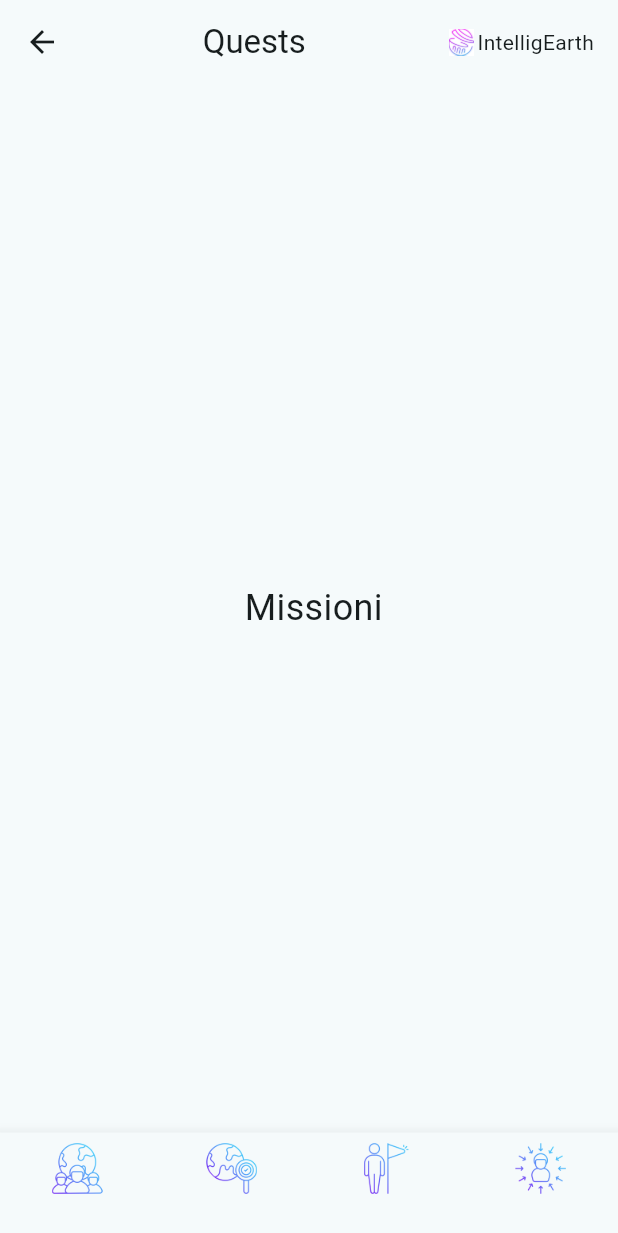
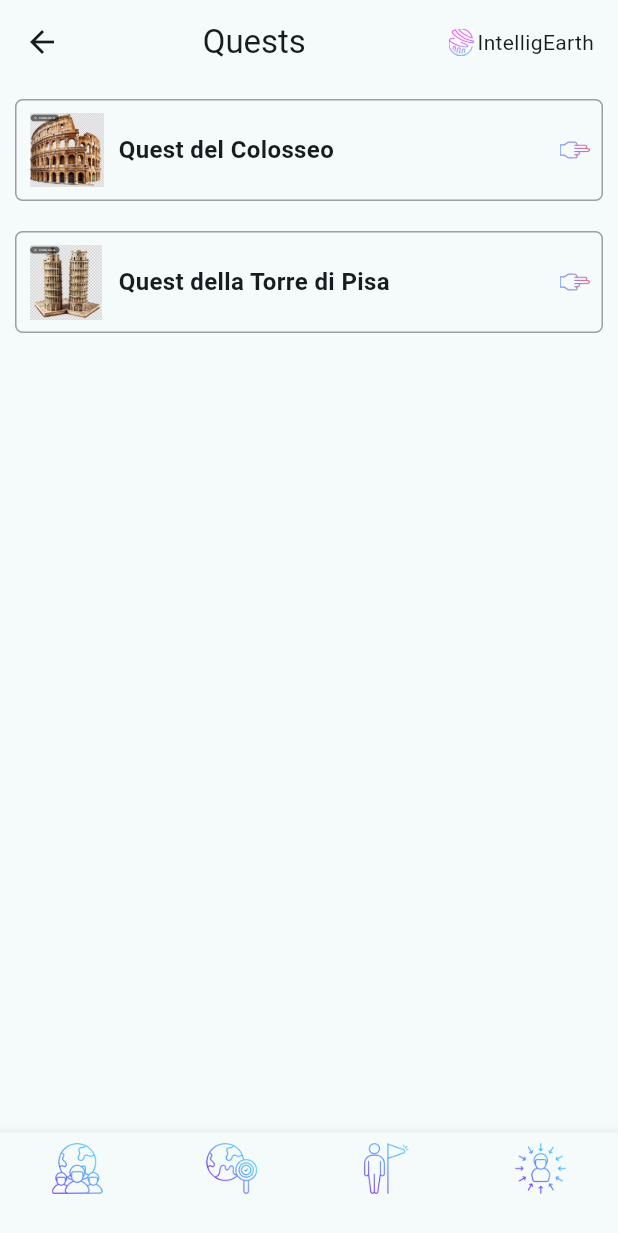
Before and after one commit to MaryRinaldi/intelligearth_mobile_app, a Flutter app: the HomeScreen screen opened by its route, item 2 of the bottom bar chosen, on a phone screen of 412 x 824 dp. Shown: the top 1233 px of the screen. Run offline on Flutter 3.47's test engine with Material 3 defaults, Android fonts, the phone set to English and light mode, and no system bars; our stand-ins replace shared_preferences; accounts and stored records are empty; network calls fail.

Commit message:
quest page initial setting

```diff
--- /dev/null
+++ b/lib/models/quest_model.dart
@@ -0,0 +1,13 @@
+class Quest {
+  final String title;
+  final String imagePath;
+  final double latitude;
+  final double longitude;
+
+  Quest({
+    required this.title,
+    required this.imagePath,
+    required this.latitude,
+    required this.longitude,
+  });
+}
--- a/lib/screens/home_screen.dart
+++ b/lib/screens/home_screen.dart
@@ -43,7 +43,7 @@ class HomeScreenState extends State<HomeScreen> with SingleTickerProviderStateMi
           ),
         ),
       ),
-      const QuestPage(),
+      QuestPage(),
       const RewardScreen(),
       UserPage(user: currentUser ?? User.empty()),
     ];
@@ -123,13 +123,14 @@ class HomeScreenState extends State<HomeScreen> with SingleTickerProviderStateMi
                       crossAxisAlignment: CrossAxisAlignment.start,
                       mainAxisSize: MainAxisSize.min,
                       children: [
-                        _menuItem('assets/icons/home_com.png', 'Homepage', 0),
-                        _menuItem('assets/icons/quest.png', 'Quests', 1),
-                        _menuItem('assets/icons/premi.png', 'Rewards', 2),
+                        _menuItem('assets/icons/home_com.png', 'Homepage', '/home'),
+                        _menuItem('assets/icons/quest.png', 'Quests', '/quests'),
+                        _menuItem('assets/icons/premi.png', 'Rewards', '/rewards'),
+                        _menuItem('assets/icons/prof_ut.png', 'User', '/user'),
                         const SizedBox(height: 20),
                         const Divider(color: Colors.white),
-                        _menuItem('assets/icons/settings.png', 'Impostazioni', 3),
-                        _menuItem('assets/icons/404.png', 'Aiuto', 4),
+                        _menuItem('assets/icons/settings.png', 'Settings', '/settings'),
+                        _menuItem('assets/icons/404.png', 'Help', '/help'),
                       ],
                     ),
                   ),
@@ -177,10 +178,15 @@ class HomeScreenState extends State<HomeScreen> with SingleTickerProviderStateMi
   }
 
   // Widget per ogni elemento del menu
-  Widget _menuItem(String iconPath, String label, int index) {
+  Widget _menuItem(String iconPath, String label, String route) {
     return GestureDetector(
       onTap: () {
-        Navigator.of(context).pushNamed('/someRoute'); // Cambia '/someRoute' con la tua route
+        setState(() {
+        _isMenuVisible = false; // Nascondi il menu
+        _controller.reverse();
+          },
+        );
+        Navigator.of(context).pushNamed(route);
       },
       child: Padding(
         padding: const EdgeInsets.symmetric(vertical: 12.0),
@@ -207,7 +213,11 @@ class HomeScreenState extends State<HomeScreen> with SingleTickerProviderStateMi
       case 2:
         return 'Rewards';
       case 3:
-        return 'Userpage'; // Modificato in 'User Page'
+        return 'Userpage';
+      case 4:
+        return 'Settings';
+      case 5:
+        return 'Help';
       default:
         return '';
     }
--- a/lib/screens/quest_page.dart
+++ b/lib/screens/quest_page.dart
@@ -1,12 +1,95 @@
 import 'package:flutter/material.dart';
+import 'package:intelligearth_mobile/models/quest_model.dart'; // Importa il modello Quest
+import 'map_screen.dart';
 
 class QuestPage extends StatelessWidget {
-  const QuestPage({super.key});
+  QuestPage({super.key});
+
+  final List<Quest> quests = [
+    Quest(
+      title: 'Quest del Colosseo',
+      imagePath: 'assets/images/3D_Colosseum_quest.png',
+      latitude: 41.8902,
+      longitude: 12.4922,
+    ),
+    Quest(
+      title: 'Quest della Torre di Pisa',
+      imagePath: 'assets/images/3D_PisaTower_quest.png',
+      latitude: 43.7229,
+      longitude: 10.3966,
+    ),
+    // Aggiungi altre quest qui ES:
+  //   Quest(
+  // title: 'Quest del Vaticano',
+  // imagePath: 'assets/images/3D_Vaticano_quest.png',
+  // latitude: 41.9029,
+  // longitude: 12.4534,
+// ),
+  ];
 
   @override
   Widget build(BuildContext context) {
-    return Center(
-      child: Text(' Missioni', style: TextStyle(fontSize: 24)),
+    return Scaffold(
+      body: ListView.builder(
+        itemCount: quests.length,
+        itemBuilder: (context, index) {
+          final quest = quests[index];
+          return QuestBox(quest: quest);
+        },
+      ),
     );
   }
 }
+
+class QuestBox extends StatelessWidget {
+  final Quest quest;
+
+  const QuestBox({super.key, required this.quest});
+
+  @override
+  Widget build(BuildContext context) {
+    return GestureDetector(
+      onTap: () {
+        Navigator.push(
+          context,
+          MaterialPageRoute(
+            builder: (context) => MapScreen(
+              latitude: quest.latitude,
+              longitude: quest.longitude,
+            ),
+          ),
+        );
+      },
+      child: Container(
+        margin: const EdgeInsets.all(10.0),
+        padding: const EdgeInsets.all(8.0),
+        decoration: BoxDecoration(
+          border: Border.all(color: Colors.grey),
+          borderRadius: BorderRadius.circular(5.0),
+        ),
+        child: Row(
+          children: [
+            Image.asset(
+              quest.imagePath,
+              width: 50,
+              height: 50,
+            ),
+            const SizedBox(width: 10),
+            Expanded(
+              child: Text(
+                quest.title,
+                style: const TextStyle(fontSize: 16, fontWeight: FontWeight.bold),
+              ),
+            ),
+            const SizedBox(width: 10),
+            Image.asset(
+              'assets/icons/go-to.png',
+              width: 20,
+              height: 20,
+            ),
+          ],
+        ),
+      ),
+    );
+  }
+}
```
Also changed, not shown: lib/main.dart (+9 -3 lines), lib/screens/help_page.dart (added, +15 -0 lines), lib/screens/map_screen.dart (added, +22 -0 lines), lib/screens/settings_page.dart (added, +15 -0 lines), assets/icons/go-to.png (added), assets/images/3D_Colosseum_quest.png (added), assets/images/3D_PisaTower_quest.png (added).
